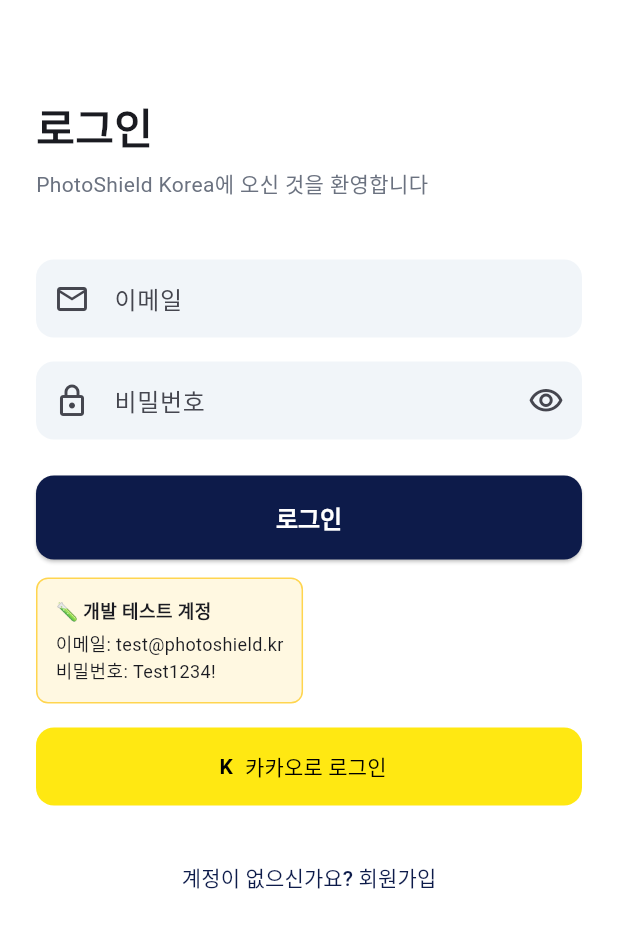
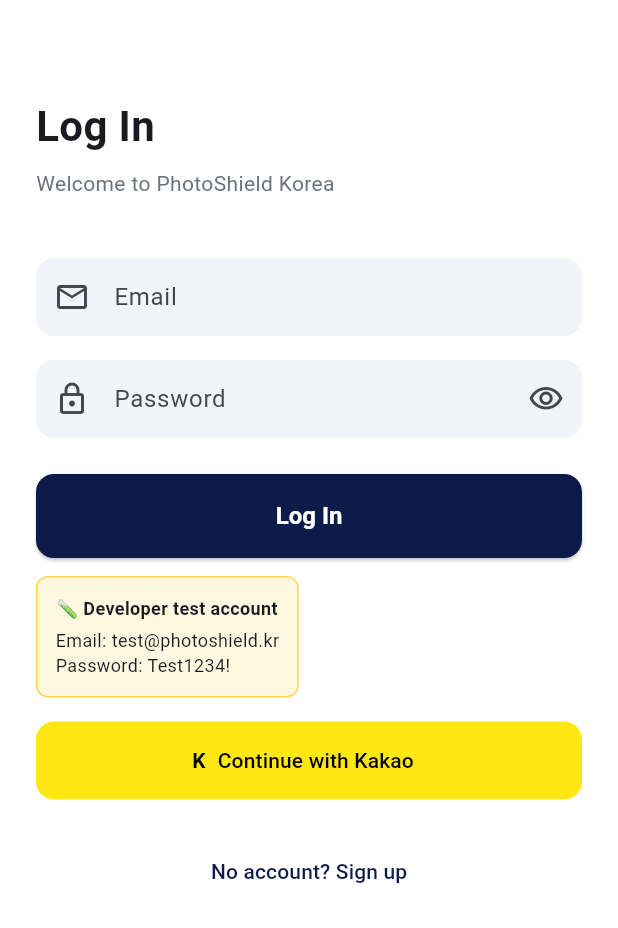
Before and after one commit to thetkomaung9/photo_shield, a Flutter app: the LoginScreen screen opened by its route, on a phone screen of 412 x 824 dp. Shown: the top 928 px of the screen. Run offline on Flutter 3.47's test engine with Material 3 defaults, Android fonts, the phone set to English and light mode, and no system bars; our stand-ins replace dio, flutter_riverpod, flutter_secure_storage, go_router, image_picker, shared_preferences; accounts and stored records are empty; network calls fail.

Commit message:
Updated Changes

```diff
--- a/lib/features/auth/screens/login_screen.dart
+++ b/lib/features/auth/screens/login_screen.dart
@@ -1,6 +1,7 @@
 import 'package:flutter/material.dart';
 import 'package:flutter_riverpod/flutter_riverpod.dart';
 import 'package:go_router/go_router.dart';
+import '../../../core/localization/app_locale.dart';
 import '../../../core/theme.dart';
 import '../../../shared/widgets/primary_button.dart';
 import '../providers/auth_provider.dart';
@@ -57,25 +58,26 @@
               crossAxisAlignment: CrossAxisAlignment.start,
               children: [
                 const SizedBox(height: 40),
-                const Text(
-                  '로그인',
-                  style: TextStyle(fontSize: 28, fontWeight: FontWeight.bold),
+                Text(
+                  context.tr('loginTitle'),
+                  style: const TextStyle(
+                      fontSize: 28, fontWeight: FontWeight.bold),
                 ),
                 const SizedBox(height: 8),
-                const Text(
-                  'PhotoShield Korea에 오신 것을 환영합니다',
-                  style: TextStyle(color: AppTheme.textSecondary),
+                Text(
+                  context.tr('loginWelcome'),
+                  style: const TextStyle(color: AppTheme.textSecondary),
                 ),
                 const SizedBox(height: 40),
                 TextFormField(
                   controller: _emailCtrl,
                   keyboardType: TextInputType.emailAddress,
-                  decoration: const InputDecoration(
-                    labelText: '이메일',
-                    prefixIcon: Icon(Icons.email_outlined),
+                  decoration: InputDecoration(
+                    labelText: context.tr('email'),
+                    prefixIcon: const Icon(Icons.email_outlined),
                   ),
                   validator: (v) => v == null || !v.contains('@')
-                      ? '올바른 이메일 형식을 입력해 주세요.'
+                      ? context.tr('enterValidEmail')
                       : null,
                 ),
                 const SizedBox(height: 16),
@@ -83,7 +85,7 @@
                   controller: _passwordCtrl,
                   obscureText: _obscure,
                   decoration: InputDecoration(
-                    labelText: '비밀번호',
+                    labelText: context.tr('password'),
                     prefixIcon: const Icon(Icons.lock_outlined),
                     suffixIcon: IconButton(
                       icon: Icon(
@@ -94,12 +96,13 @@
                       onPressed: () => setState(() => _obscure = !_obscure),
                     ),
                   ),
-                  validator: (v) =>
-                      v == null || v.length < 8 ? '비밀번호를 입력해 주세요.' : null,
+                  validator: (v) => v == null || v.length < 8
+                      ? context.tr('enterPassword')
+                      : null,
                 ),
                 const SizedBox(height: 24),
                 PrimaryButton(
-                  label: '로그인',
+                  label: context.tr('login'),
                   onPressed: _login,
                   isLoading: isLoading,
                 ),
@@ -112,16 +115,18 @@
                       borderRadius: BorderRadius.circular(8),
                       border: Border.all(color: Colors.amber.shade300),
                     ),
-                    child: const Column(
+                    child: Column(
                       crossAxisAlignment: CrossAxisAlignment.start,
                       children: [
-                        Text('🧪 개발 테스트 계정',
-                            style: TextStyle(
+                        Text('🧪 ${context.tr('devTestAccount')}',
+                            style: const TextStyle(
                                 fontWeight: FontWeight.bold, fontSize: 12)),
-                        SizedBox(height: 4),
-                        Text('이메일: test@photoshield.kr',
-                            style: TextStyle(fontSize: 12)),
-                        Text('비밀번호: Test1234!', style: TextStyle(fontSize: 12)),
+                        const SizedBox(height: 4),
+                        Text(
+                            '${context.tr('testEmailLabel')}: test@photoshield.kr',
+                            style: const TextStyle(fontSize: 12)),
+                        Text('${context.tr('testPasswordLabel')}: Test1234!',
+                            style: const TextStyle(fontSize: 12)),
                       ],
                     ),
                   ),
@@ -136,9 +141,9 @@
                       color: Colors.black,
                     ),
                   ),
-                  label: const Text(
-                    '카카오로 로그인',
-                    style: TextStyle(color: Colors.black),
+                  label: Text(
+                    context.tr('loginWithKakao'),
+                    style: const TextStyle(color: Colors.black),
                   ),
                   style: OutlinedButton.styleFrom(
                     minimumSize: const Size(double.infinity, 52),
@@ -153,7 +158,7 @@
                 Center(
                   child: TextButton(
                     onPressed: () => context.go('/signup'),
-                    child: const Text('계정이 없으신가요? 회원가입'),
+                    child: Text(context.tr('noAccountSignup')),
                   ),
                 ),
               ],
--- a/lib/features/auth/screens/signup_screen.dart
+++ b/lib/features/auth/screens/signup_screen.dart
@@ -1,6 +1,7 @@
 import 'package:flutter/material.dart';
 import 'package:flutter_riverpod/flutter_riverpod.dart';
 import 'package:go_router/go_router.dart';
+import '../../../core/localization/app_locale.dart';
 import '../../../shared/widgets/primary_button.dart';
 import '../providers/auth_provider.dart';
 
@@ -33,7 +34,7 @@
     if (!_agreed) {
       ScaffoldMessenger.of(
         context,
-      ).showSnackBar(const SnackBar(content: Text('이용약관에 동의해 주세요.')));
+      ).showSnackBar(SnackBar(content: Text(context.tr('agreeTermsRequired'))));
       return;
     }
     final error = await ref
@@ -51,7 +52,7 @@
         context.go('/home');
       } else {
         ScaffoldMessenger.of(context).showSnackBar(
-          const SnackBar(content: Text('가입이 완료되었습니다. 로그인해 주세요.')),
+          SnackBar(content: Text(context.tr('signupCompleteLogin'))),
         );
         context.go('/login');
       }
@@ -63,7 +64,7 @@
     final isLoading = ref.watch(authProvider).isLoading;
 
     return Scaffold(
-      appBar: AppBar(title: const Text('회원가입')),
+      appBar: AppBar(title: Text(context.tr('signupTitle'))),
       body: SingleChildScrollView(
         padding: const EdgeInsets.all(24),
         child: Form(
@@ -72,31 +73,33 @@
             children: [
               TextFormField(
                 controller: _nameCtrl,
-                decoration: const InputDecoration(labelText: '이름'),
-                validator: (v) =>
-                    v == null || v.length < 2 ? '이름은 2자 이상 입력해 주세요.' : null,
+                decoration: InputDecoration(labelText: context.tr('name')),
+                validator: (v) => v == null || v.length < 2
+                    ? context.tr('nameMinLength')
+                    : null,
               ),
               const SizedBox(height: 16),
               TextFormField(
                 controller: _emailCtrl,
                 keyboardType: TextInputType.emailAddress,
-                decoration: const InputDecoration(labelText: '이메일'),
+                decoration: InputDecoration(labelText: context.tr('email')),
                 validator: (v) => v == null || !v.contains('@')
-                    ? '올바른 이메일 형식을 입력해 주세요.'
+                    ? context.tr('enterValidEmail')
                     : null,
               ),
               const SizedBox(height: 16),
               TextFormField(
                 controller: _pwCtrl,
                 obscureText: true,
-                decoration: const InputDecoration(labelText: '비밀번호'),
+                decoration: InputDecoration(labelText: context.tr('password')),
                 validator: (v) {
-                  if (v == null || v.length < 8) return '비밀번호는 8자 이상이어야 합니다.';
+                  if (v == null || v.length < 8)
+                    return context.tr('passwordMinLength');
                   final hasLetter = v.contains(RegExp(r'[a-zA-Z]'));
                   final hasDigit = v.contains(RegExp(r'\d'));
                   final hasSpecial = v.contains(RegExp(r'[!@#\$%^&*]'));
                   if (!hasLetter || !hasDigit || !hasSpecial) {
-                    return '영문, 숫자, 특수문자를 포함해 주세요.';
+                    return context.tr('passwordComplex');
                   }
                   return null;
                 },
@@ -105,20 +108,22 @@
               TextFormField(
                 controller: _pwConfirmCtrl,
                 obscureText: true,
-                decoration: const InputDecoration(labelText: '비밀번호 확인'),
-                validator: (v) => v != _pwCtrl.text ? '비밀번호가 일치하지 않습니다.' : null,
+                decoration:
+                    InputDecoration(labelText: context.tr('confirmPassword')),
+                validator: (v) =>
+                    v != _pwCtrl.text ? context.tr('passwordMismatch') : null,
               ),
               const SizedBox(height: 16),
               CheckboxListTile(
                 value: _agreed,
                 onChanged: (v) => setState(() => _agreed = v ?? false),
-                title: const Text('이용약관 및 개인정보 처리방침에 동의합니다'),
+                title: Text(context.tr('agreeTerms')),
                 controlAffinity: ListTileControlAffinity.leading,
                 contentPadding: EdgeInsets.zero,
               ),
               const SizedBox(height: 24),
               PrimaryButton(
-                label: '가입하기',
+                label: context.tr('signup'),
                 onPressed: _signup,
                 isLoading: isLoading,
               ),
```
Also changed, not shown: lib/features/auth/screens/onboarding_screen.dart (+20 -26 lines), lib/features/auth/screens/splash_screen.dart (+9 -8 lines).
